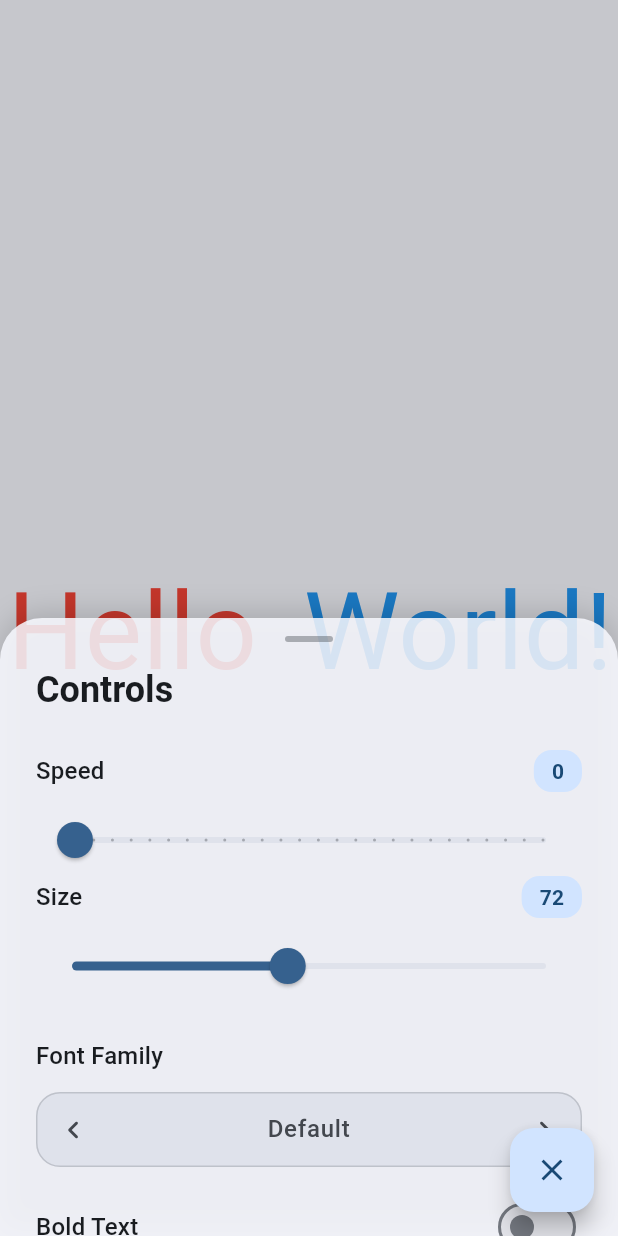
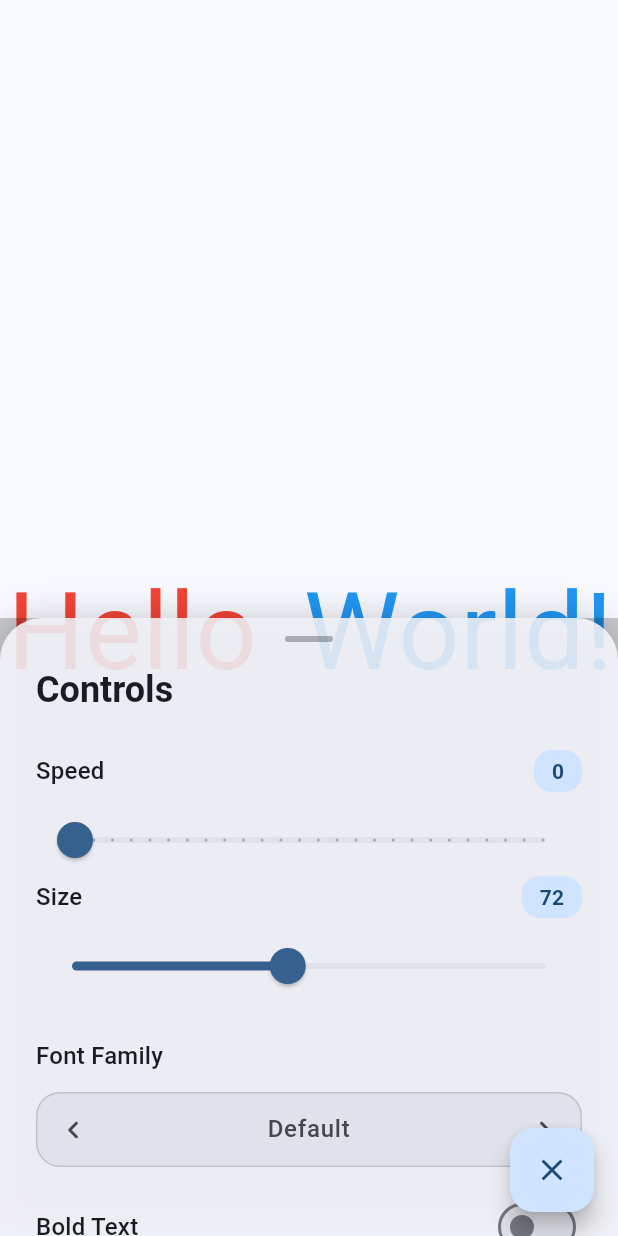
Before and after one commit to burkelashell109/Flutter-Hello-World, a Flutter app: the screen it shows after launch, after a tap on the "settings" icon, on a phone screen of 412 x 824 dp. Run offline on Flutter 3.47's test engine with Material 3 defaults, Android fonts, the light colour scheme and no system bars.

Commit message:
Fix persistent text visibility and layout errors for sliding control panel

```diff
--- a/lib/main.dart
+++ b/lib/main.dart
@@ -63,8 +63,7 @@
 class _MovingTextAppState extends State<MovingTextApp> with TickerProviderStateMixin {
   // Controllers and state management
   late TextAnimationController _animationController;
-  final ValueNotifier<double> _sheetSize = ValueNotifier(0.05); // Start very small
-  late DraggableScrollableController _sheetController;
+  late ScrollController _panelScrollController;
 
   // Reset animation controllers
   late AnimationController _resetAnimationController;
@@ -170,21 +169,16 @@
     final errorMessage = error.toString();
     debugPrint('Initialization error: $errorMessage');
 
-    // Only update state if error message is different to avoid unnecessary rebuilds
-    if (_initializationError != errorMessage) {
-      setState(() {
+    // Store error for debugging but don't use it for UI (avoids layout issues)
     _initializationError = errorMessage;
-      });
-    }
 
+    // Use SnackBar for user feedback instead of persistent banner
     _showErrorSnackBar('Initialization failed: $errorMessage');
 
-    // Auto-clear error after 8 seconds (reduced from 10)
+    // Auto-clear error after 8 seconds
     Timer(const Duration(seconds: 8), () {
       if (mounted && _initializationError == errorMessage) {
-        setState(() {
         _initializationError = null;
-        });
       }
     });
   }
@@ -192,8 +186,16 @@
   void _initializeControllers() {
     try {
       _animationController = TextAnimationController(vsync: this);
-      _animationController.onUpdate = () => setState(() {});
-      _sheetController = DraggableScrollableController();
+      // Ensure text remains visible by always triggering setState after initialization
+      _animationController.onUpdate = () {
+        print("Animation callback: mounted=$mounted, _controlState.speed=${_controlState.speed}, _isInitialized=$_isInitialized");
+        // Always call setState when mounted to ensure text widgets are rendered
+        if (mounted) {
+          print("setState called: ensuring text visibility");
+          setState(() {});
+        }
+      };
+      _panelScrollController = ScrollController();
 
       // Initialize reset animation controller
       _resetAnimationController = AnimationController(
@@ -207,13 +209,6 @@
         parent: _resetAnimationController,
         curve: Curves.easeInOut,
       ));
-
-      // Keep sheet size in sync with controller
-      _sheetController.addListener(() {
-        if (_sheetController.isAttached) {
-          _sheetSize.value = _sheetController.size;
-        }
-      });
     } catch (e) {
       throw Exception('Failed to initialize controllers: $e');
     }
@@ -500,12 +495,7 @@
     });
 
     // Immediately close the control panel and stop movement
-    _sheetSize.value = 0.05;
-    _sheetController.animateTo(
-      0.05,
-      duration: const Duration(milliseconds: 300),
-      curve: Curves.easeOut,
-    );
+    setState(() => _isPanelVisible = false);
 
     // Stop the text movement immediately
     _animationController.updateSpeed(0.0);
@@ -593,26 +583,8 @@
   }
 
   void _handleToggleDrawer() {
-    final currentSize = _sheetSize.value;
-    final isExpanded = currentSize > 0.15; // Lower threshold for expanded state
-    final targetSize = isExpanded ? 0.05 : 0.75; // Increased from 0.6 to 0.75 for much more space
-
-    _sheetSize.value = targetSize;
-    _sheetController.animateTo(
-      targetSize,
-      duration: const Duration(milliseconds: 300),
-      curve: Curves.easeOut,
-    );
-
-    _controlState = ControlPanelState(
-      speed: _controlState.speed,
-      fontSize: _controlState.fontSize,
-      helloColor: _controlState.helloColor,
-      worldColor: _controlState.worldColor,
-      selectedFontIndex: _controlState.selectedFontIndex,
-      isBold: _controlState.isBold,
-      drawerSize: targetSize,
-    );
+    // Since we're using a simple sliding panel now, this can just toggle visibility
+    setState(() => _isPanelVisible = !_isPanelVisible);
   }
 
   void _updateTextConfig() {
@@ -641,6 +613,8 @@
 
   void _initializeTextWithSize(Size screenSize) {
     try {
+      debugPrint('Initializing text with screen size: ${screenSize.width} x ${screenSize.height}');
+
       if (!_validateScreenSize(screenSize)) {
         throw Exception('Invalid screen size for text initialization');
       }
@@ -657,6 +631,8 @@
 
       final safePositions = _validateAndClampPositions(
         positions, screenSize, helloSize, worldSize);
+
+      debugPrint('Calculated positions: $safePositions');
 
       final textWidgets = [
         TextProperties(
@@ -677,14 +653,25 @@
         ),
       ];
 
+      debugPrint('Created text widgets: ${textWidgets.length}');
+      for (int i = 0; i < textWidgets.length; i++) {
+        final widget = textWidgets[i];
+        debugPrint('Widget $i: "${widget.text}" at (${widget.x}, ${widget.y}) color: ${widget.color}');
+      }
+
       _animationController.initializeTextWidgets(textWidgets);
       _animationController.updateTextConfig(textConfig);
 
       // Guarantee a rebuild after initialization
       _isInitialized = true;
-      Future.microtask(() {
-        if (mounted) setState(() {});
+      debugPrint('Text initialization complete, setting _isInitialized = true');
+
+      // Force immediate setState to ensure text widgets are displayed
+      if (mounted) {
+        setState(() {
+          debugPrint('Final setState called after text initialization - text should now be visible');
         });
+      }
     } catch (e) {
       debugPrint('Error initializing text with size: $e');
       _handleTextInitializationError(e);
@@ -729,50 +716,8 @@
   @override
   Widget build(BuildContext context) {
     return Scaffold(
-      body: Stack(
-        children: [
-          // Main content
-          LayoutBuilder(
+      body: LayoutBuilder(
         builder: (context, constraints) => _buildMainContent(constraints),
-          ),
-          // Show error banner if there's an initialization error (less intrusive)
-          if (_initializationError != null)
-            Positioned(
-              top: MediaQuery.of(context).padding.top + 8,
-              left: 16,
-              right: 16,
-              child: Material(
-                elevation: 4,
-                borderRadius: BorderRadius.circular(8),
-                color: Colors.red.shade50,
-                child: Container(
-                  padding: const EdgeInsets.all(12.0),
-                  child: Row(
-                    children: [
-                      Icon(Icons.warning_amber, color: Colors.red.shade700, size: 20),
-                      const SizedBox(width: 8),
-                      Expanded(
-                        child: Text(
-                          'Initialization warning: $_initializationError',
-                          style: TextStyle(
-                            color: Colors.red.shade700,
-                            fontSize: 12,
-                          ),
-                        ),
-                      ),
-                      IconButton(
-                        icon: const Icon(Icons.close, size: 18),
-                        onPressed: () => setState(() => _initializationError = null),
-                        color: Colors.red.shade700,
-                        padding: EdgeInsets.zero,
-                        constraints: const BoxConstraints(),
-                      ),
-                    ],
-                  ),
-                ),
-              ),
-            ),
-        ],
       ),
       floatingActionButton: _buildFloatingActionButton(),
       floatingActionButtonLocation: FloatingActionButtonLocation.endFloat,
@@ -825,28 +770,40 @@
     }
     _lastScreenSize = currentSize;
 
-    // Always build the Stack, but show a loading indicator if text widgets are empty
+    // Always build the Stack, but ensure text widgets are always visible above overlays/panels
     return Stack(
       children: [
         if (_animationController.textWidgets.isEmpty)
           const Center(child: CircularProgressIndicator()),
         ..._buildMovingTextWidgets(),
-        _buildSlidingControlPanel(constraints),
+        // Only build the control panel when visible to avoid layout errors
+        if (_isPanelVisible)
+          Positioned(
+            left: 0,
+            right: 0,
+            bottom: 0,
+            child: _buildSlidingControlPanel(constraints),
+          ),
       ],
     );
   }
 
   List<Widget> _buildMovingTextWidgets() {
     try {
+      debugPrint('Building text widgets: ${_animationController.textWidgets.length} widgets');
       final textConfig = _createCurrentTextConfig();
 
-      return _animationController.textWidgets.map((textProps) {
+      final widgets = _animationController.textWidgets.map((textProps) {
+        debugPrint('Widget: "${textProps.text}" at (${textProps.x}, ${textProps.y}) color: ${textProps.color}');
         return MovingTextWidget(
           key: ValueKey('${textProps.text}-${textConfig.fontFamily}-${textConfig.fontSize}-${textConfig.isBold}'),
           textProps: textProps,
           textConfig: textConfig,
         );
       }).toList();
+
+      debugPrint('Returning ${widgets.length} text widgets');
+      return widgets;
     } catch (e) {
       debugPrint('Error building moving text widgets: $e');
       return [];
@@ -854,47 +811,67 @@
   }
 
   void _updatePhysics(BoxConstraints constraints) {
+    debugPrint('_updatePhysics called: speed=${_controlState.speed}, isResetting=$_isResetting, isInitialized=${_animationController.isInitialized}');
+
     // Don't apply physics during reset animation or when speed is 0
     if (_isResetting || _controlState.speed <= 0 || !_animationController.isInitialized) {
+      if (_controlState.speed <= 0 && _animationController.isInitialized) {
+        debugPrint('Physics skipped - speed is 0, but checking if text is still moving...');
+        // Check if text widgets have velocity when they shouldn't
+        for (int i = 0; i < _animationController.textWidgets.length; i++) {
+          final widget = _animationController.textWidgets[i];
+          if (widget.dx != 0 || widget.dy != 0) {
+            debugPrint('WARNING: Widget $i "${widget.text}" has velocity (${widget.dx}, ${widget.dy}) when speed is 0!');
+          }
+        }
+      }
       return;
     }
 
-    final drawerHeight = _sheetSize.value * constraints.maxHeight;
+    debugPrint('Applying physics with speed=${_controlState.speed}');
     _animationController.applyPhysics(
       screenSize: Size(constraints.maxWidth, constraints.maxHeight),
-      drawerHeight: drawerHeight,
+      drawerHeight: 0.0, // Legacy parameter, not used
     );
   }
 
   // Replace _buildControlsDrawer with a custom sliding panel
   Widget _buildSlidingControlPanel(BoxConstraints constraints) {
     final panelHeight = constraints.maxHeight * 0.5;
-    return Stack(
+    if (!_isPanelVisible) {
+      // Always return a SizedBox with finite height to avoid layout errors
+      return SizedBox(height: panelHeight);
+    }
+
+    return SizedBox(
+      height: panelHeight,
+      child: Stack(
         children: [
           // Overlay for tap-off-to-hide
-        if (_isPanelVisible)
-          Positioned.fill(
-            child: GestureDetector(
+          GestureDetector(
             onTap: () => setState(() => _isPanelVisible = false),
             behavior: HitTestBehavior.opaque,
-              child: Container(color: Colors.black.withOpacity(0.2)),
+            child: Container(
+              color: Colors.black.withOpacity(0.2),
+              width: double.infinity,
+              height: panelHeight,
             ),
           ),
-        // Sliding panel
-        AnimatedSlide(
-          offset: _isPanelVisible ? Offset(0, 0) : Offset(0, 1),
+          // Sliding panel with entrance animation
+          TweenAnimationBuilder<double>(
             duration: const Duration(milliseconds: 350),
+            tween: Tween<double>(begin: 1.0, end: 0.0),
             curve: Curves.easeInOut,
-          child: Align(
-            alignment: Alignment.bottomCenter,
-            child: SizedBox(
-              height: panelHeight,
-              width: double.infinity,
-              child: _buildControlPanel(ScrollController()),
-            ),
-          ),
+            builder: (context, slideValue, child) {
+              return Transform.translate(
+                offset: Offset(0, slideValue * panelHeight),
+                child: child,
+              );
+            },
+            child: _buildControlPanel(_panelScrollController),
           ),
         ],
+      ),
     );
   }
 
@@ -944,15 +921,9 @@
     }
 
     try {
-      _sheetController.dispose();
+      _panelScrollController.dispose();
     } catch (e) {
-      debugPrint('Error disposing sheet controller: $e');
-    }
-
-    try {
-      _sheetSize.dispose();
-    } catch (e) {
-      debugPrint('Error disposing sheet size notifier: $e');
+      debugPrint('Error disposing panel scroll controller: $e');
     }
 
     super.dispose();
```
Lines whose indentation alone changed are shown as unchanged.
